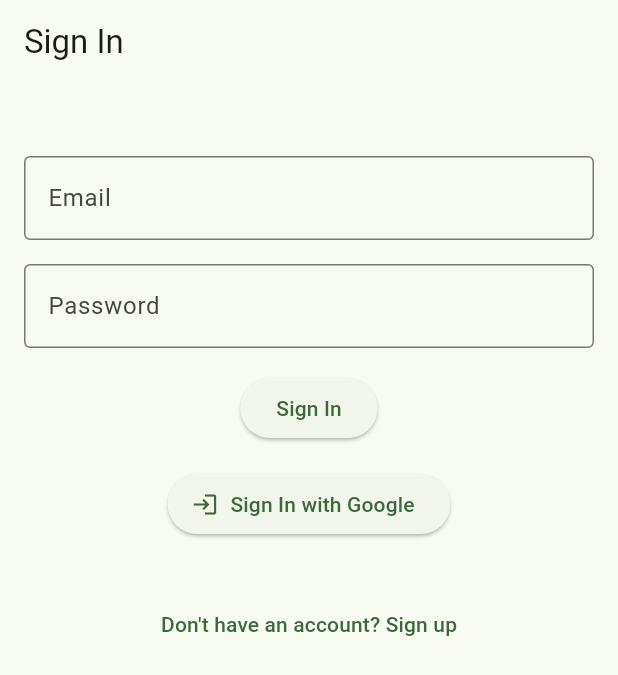
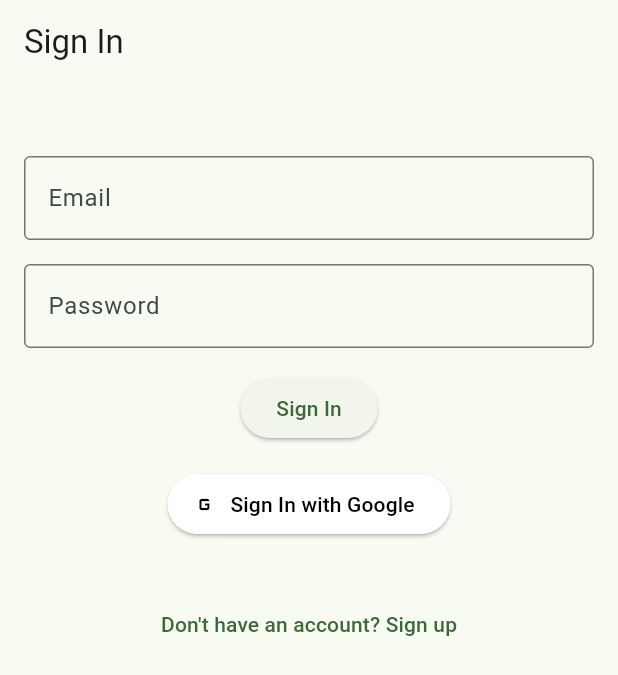
Before and after one commit to Mobile-Programming-MDP/materi-flutter-jeflijonathan-1, a Flutter app: the screen it shows after launch, on a phone screen of 412 x 824 dp. Shown: the top 675 px of the screen. Run offline on Flutter 3.47's test engine with Material 3 defaults, Android fonts, the phone set to English and light mode, and no system bars; our stand-ins replace firebase_auth, firebase_core, google_sign_in, shared_preferences; accounts and stored records are empty.

Commit message:
add google sign in

```diff
--- a/cepu_app/lib/screens/sign_in_screen.dart
+++ b/cepu_app/lib/screens/sign_in_screen.dart
@@ -22,7 +22,8 @@ class SignInScreenState extends State<SignInScreen> {
       final GoogleSignInAccount? googleUser = await GoogleSignIn().signIn();
       if (googleUser == null) return;
 
-      final GoogleSignInAuthentication googleAuth = await googleUser.authentication;
+      final GoogleSignInAuthentication googleAuth =
+          await googleUser.authentication;
       final AuthCredential credential = GoogleAuthProvider.credential(
         accessToken: googleAuth.accessToken,
         idToken: googleAuth.idToken,
@@ -31,18 +32,16 @@ class SignInScreenState extends State<SignInScreen> {
       await FirebaseAuth.instance.signInWithCredential(credential);
       if (!mounted) return;
       Navigator.of(context).pushReplacement(
-        MaterialPageRoute(
-          builder: (context) => const HomeScreen(),
-        ),
+        MaterialPageRoute(builder: (context) => const HomeScreen()),
       );
     } catch (error) {
       if (!mounted) return;
       setState(() {
         _errorMessage = error.toString();
       });
-      ScaffoldMessenger.of(context).showSnackBar(
-        SnackBar(content: Text(_errorMessage)),
-      );
+      ScaffoldMessenger.of(
+        context,
+      ).showSnackBar(SnackBar(content: Text(_errorMessage)));
     }
   }
 
@@ -98,8 +97,12 @@ class SignInScreenState extends State<SignInScreen> {
               ),
               const SizedBox(height: 16.0),
               ElevatedButton.icon(
-                icon: const Icon(Icons.login),
+                icon: const Icon(Icons.g_mobiledata),
                 label: const Text('Sign In with Google'),
+                style: ElevatedButton.styleFrom(
+                  backgroundColor: Colors.white,
+                  foregroundColor: Colors.black,
+                ),
                 onPressed: signInWithGoogle,
               ),
               const SizedBox(height: 32.0),
```
